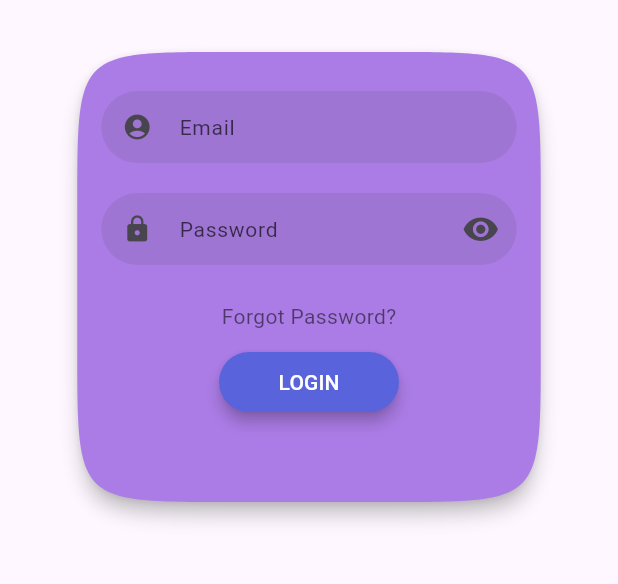
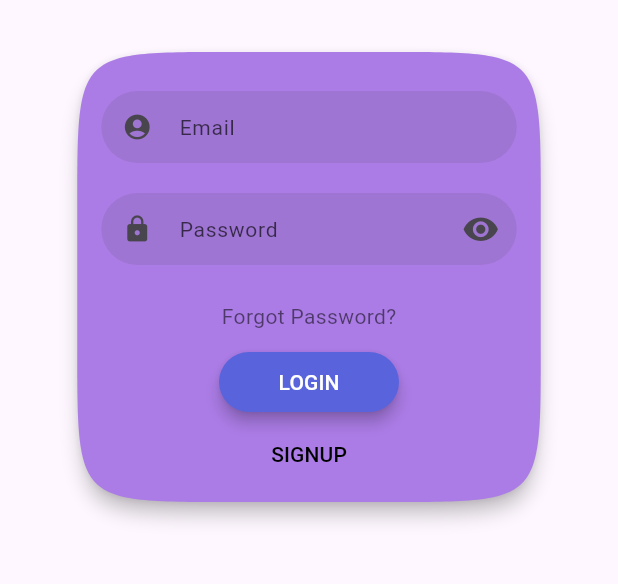
Before and after one commit to andifathir/ElMovie, a Flutter app: the LoginView screen opened directly, on a phone screen of 412 x 824 dp, the part 368-952 px from its top. Run offline on Flutter 3.47's test engine with Material 3 defaults, Android fonts, the light colour scheme and no system bars; drawn by our look-alikes of flutter_login; our stand-ins replace another_flutter_splash_screen, get, image_picker, shared_preferences; missing offline and left inert: flutter_application_1; accounts and stored records are empty; statements that could not run were skipped.

Commit message:
Fixed some code

```diff
--- a/lib/app/modules/login/views/login_view.dart
+++ b/lib/app/modules/login/views/login_view.dart
@@ -67,7 +67,8 @@
       body: Container(
         decoration: const BoxDecoration(
           image: DecorationImage(
-            image: AssetImage('assets/BG BELAKANG.png'), // Path to your background image
+            image: AssetImage(
+                "assets/BG_BELAKANG.png"), // Path to your background image
             fit: BoxFit.cover, // Ensure the image covers the entire background
           ),
         ),
@@ -77,13 +78,12 @@
             // Handle login
             String? result = await _authUser(data);
             if (result == null) {
-              // Navigate to HomeView on successful login
               debugPrint('Login successful');
               Navigator.of(context).pushReplacement(MaterialPageRoute(
                 builder: (context) => const HomeView(),
               ));
             }
-            return result; // This will return error messages if login fails
+            return result;
           },
           onSignup: (data) async {
             // Handle sign up
@@ -98,11 +98,15 @@
           },
           onRecoverPassword: _recoverPassword,
           theme: LoginTheme(
-            primaryColor: Colors.transparent, // Make the primary color transparent
-            pageColorLight: Colors.transparent, // Make the page color transparent
-            pageColorDark: Colors.transparent, // Make the page color transparent
+            primaryColor:
+                Colors.black, // Ensure the primary color is transparent
+            pageColorLight:
+                Colors.transparent, // Set light page color to transparent
+            pageColorDark:
+                Colors.transparent, // Set dark page color to transparent
             buttonTheme: const LoginButtonTheme(
-              backgroundColor: Color.fromARGB(255, 88, 99, 220), // Button background color
+              backgroundColor:
+                  Color.fromARGB(255, 88, 99, 220), // Button background color
               highlightColor: Colors.purple, // Button highlight color
             ),
             cardTheme: CardTheme(
--- a/lib/main.dart
+++ b/lib/main.dart
@@ -12,7 +12,7 @@
         ChangeNotifierProvider(create: (_) => ProfileProvider()),
       ],
       child: GetMaterialApp(
-        title: "Application",
+        title: "ELMOVIE",
         initialRoute: AppPages.INITIAL,
         getPages: AppPages.routes,
       ),
--- a/pubspec.yaml
+++ b/pubspec.yaml
@@ -1,4 +1,4 @@
-name: flutter_application_1
+name: ElMovie
 description: "A new Flutter project."
 # The following line prevents the package from being accidentally published to
 # pub.dev using `flutter pub publish`. This is preferred for private packages.
@@ -75,9 +75,9 @@
     - assets/The_Last_Knight.png
     - assets/The_Dark_Knight.png
     - assets/Avengers_ Infinity_War.png
-    - assets/BG BELAKANG.png
+    - assets/BG_BELAKANG.png
     - assets/BG_BELAKANG_HOME.png
-    - assets/BG BELAKANG MENU PROFILE.png
+    - assets/BG_BELAKANG_MENU_PROFILE.png
     # - images/a_dot_ham.jpeg
 
   # An image asset can refer to one or more resolution-specific "variants", see
```
Also changed, not shown: lib/app/modules/home/views/home_view.dart (+7 -8 lines), assets/BG_BELAKANG.png (renamed from assets/BG BELAKANG.png), assets/BG_BELAKANG_MENU_PROFILE.png (renamed from assets/BG BELAKANG MENU PROFILE.png).
